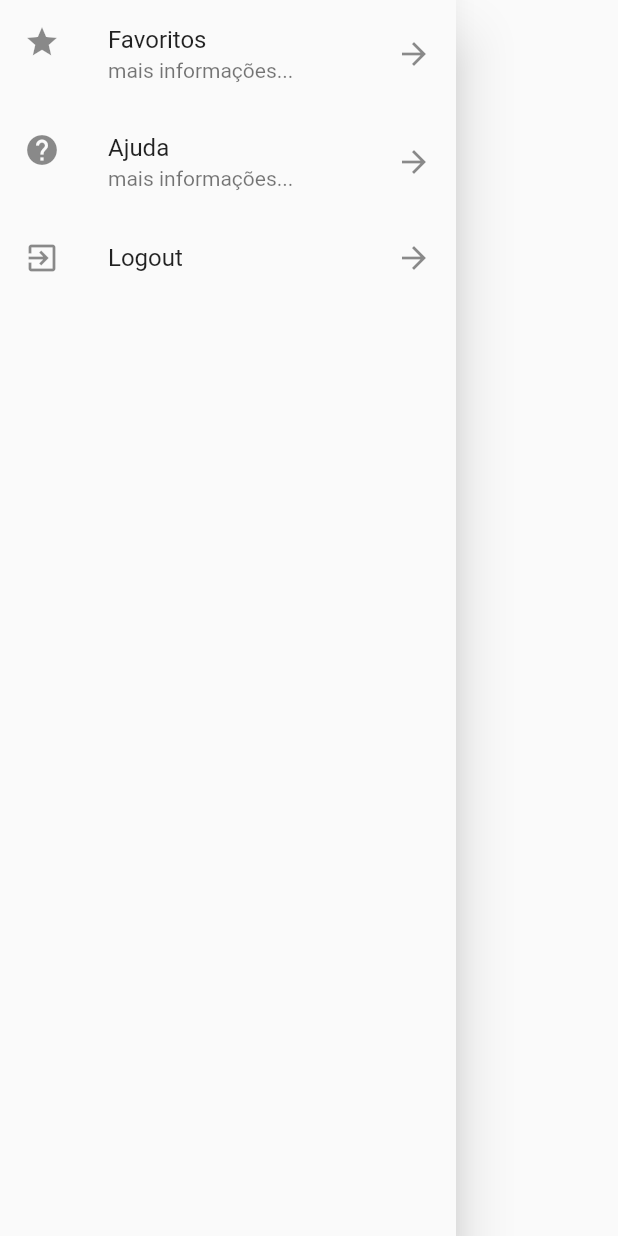
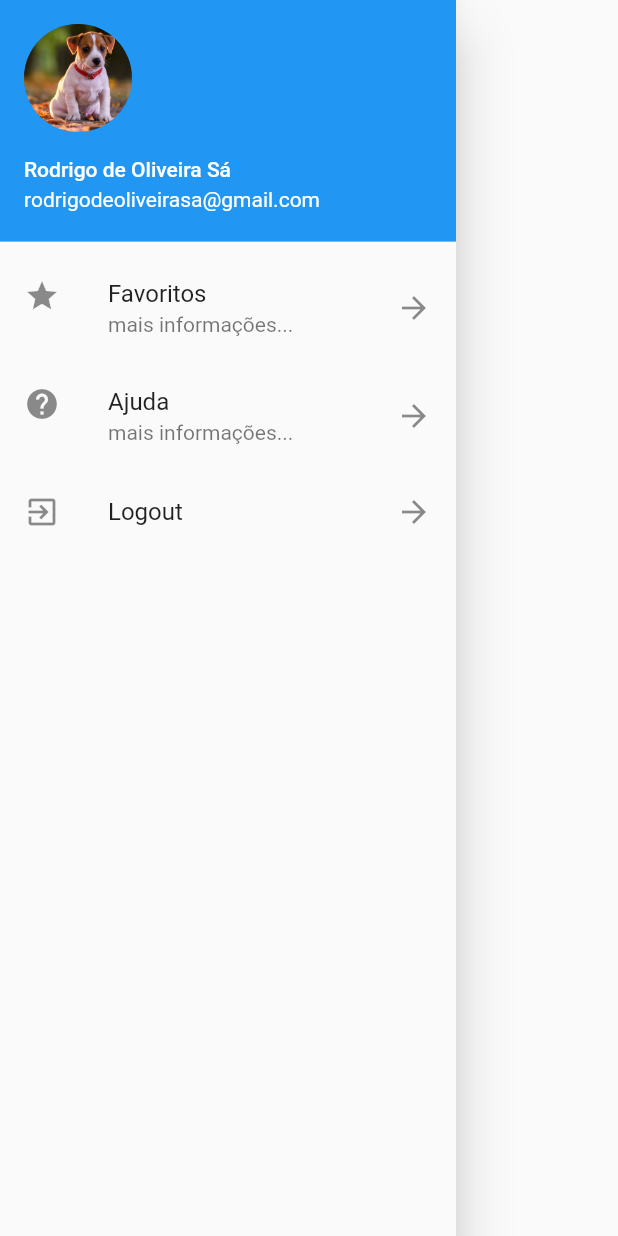
Before and after one commit to rodrigosa/FlutterHelloWorld, a Flutter app: the DrawerList widget shown alone on an empty page, opened directly, on a phone screen of 412 x 824 dp. Run offline on Flutter 3.47's test engine with Material 2 defaults, Android fonts, the phone set to English and light mode, and no system bars; our stand-ins replace fluttertoast.

Commit message:
Drawer Reader para menu lateral

```diff
--- a/lib/widgets/drawer_list.dart
+++ b/lib/widgets/drawer_list.dart
@@ -6,6 +6,13 @@ class DrawerList extends StatelessWidget {
     return Drawer(
       child: ListView(
         children: [
+          UserAccountsDrawerHeader(
+            accountName: Text("Rodrigo de Oliveira Sá"),
+            accountEmail: Text("rodrigodeoliveirasa@gmail.com"),
+            currentAccountPicture: CircleAvatar(
+              backgroundImage: AssetImage("assets/images/dog1.png"),
+            ),
+          ),
           ListTile(
             leading: Icon(Icons.star),
             title: Text("Favoritos"),
```
